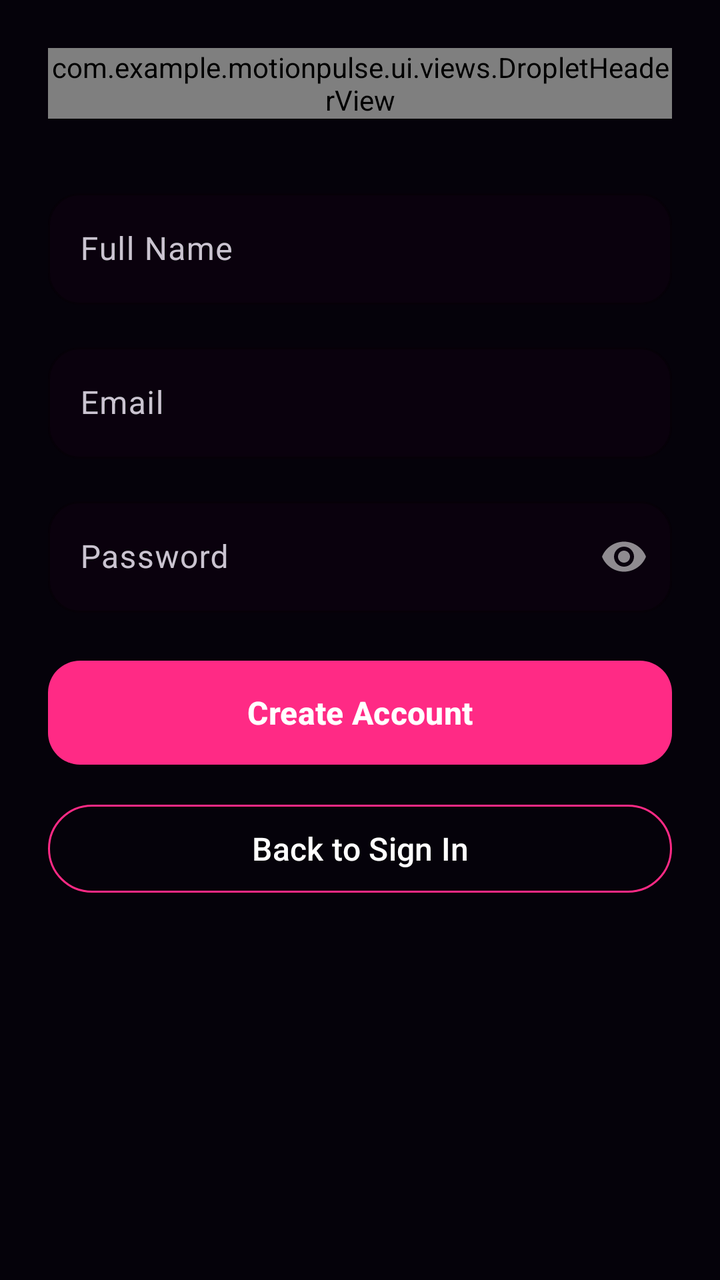
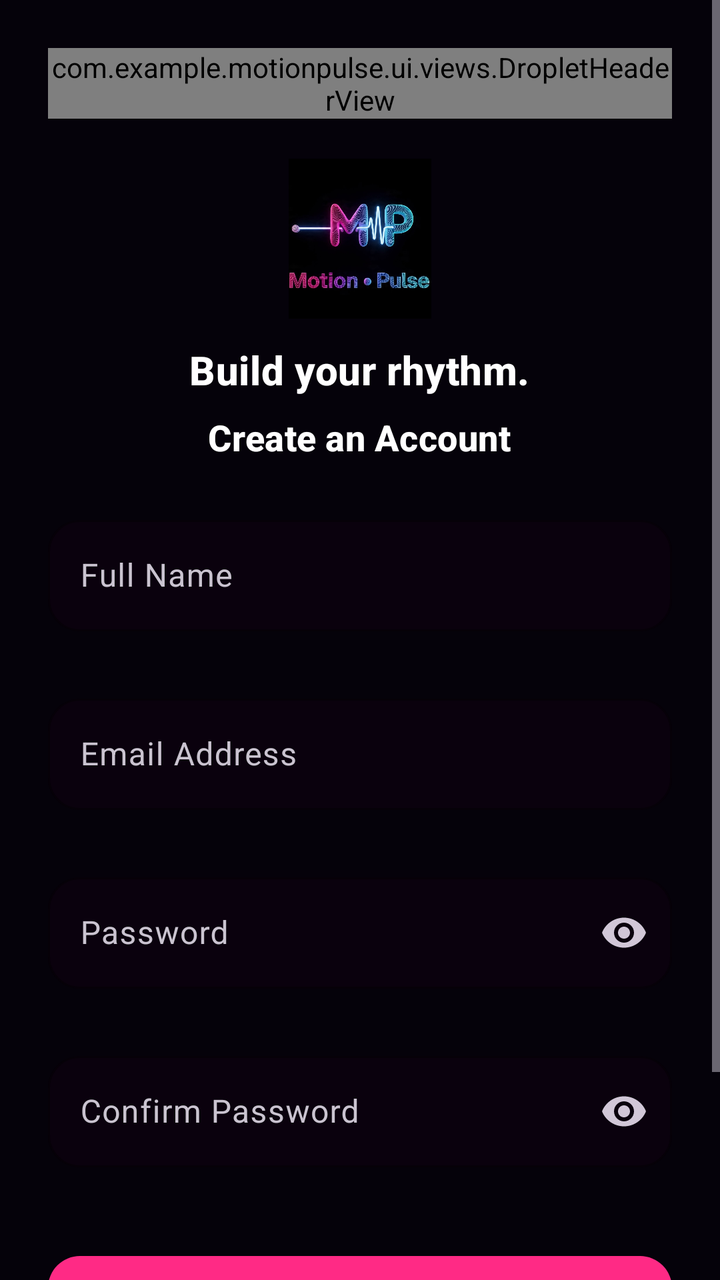

Screens rendered from an Android XML layout before and after an edit, with the pre-edit source and the edit as a unified diff.
<!-- AndroidManifest.xml: application theme Theme.MotionPulse -->
<!-- res/layout/fragment_register.xml -->
<?xml version="1.0" encoding="utf-8"?>
<ScrollView xmlns:android="http://schemas.android.com/apk/res/android"
    xmlns:app="http://schemas.android.com/apk/res-auto"
    android:layout_width="match_parent"
    android:layout_height="match_parent"
    android:background="@color/background_dark"
    android:fillViewport="true">

    <LinearLayout
        android:layout_width="match_parent"
        android:layout_height="wrap_content"
        android:gravity="center_horizontal"
        android:orientation="vertical"
        android:padding="24dp">

        <com.example.motionpulse.ui.views.DropletHeaderView
            android:id="@+id/droplet_header"
            android:layout_width="match_parent"
            android:layout_height="wrap_content" />

        <Space
            android:layout_width="1dp"
            android:layout_height="32dp" />

        <com.google.android.material.textfield.TextInputLayout
            style="@style/Widget.MotionPulse.TextInputLayout"
            android:layout_width="match_parent"
            android:layout_height="wrap_content"
            android:hint="Full Name">

            <com.google.android.material.textfield.TextInputEditText
                android:id="@+id/et_name"
                android:layout_width="match_parent"
                android:layout_height="wrap_content"
                android:inputType="textPersonName"
                android:textColor="@color/text_primary" />
        </com.google.android.material.textfield.TextInputLayout>

        <Space
            android:layout_width="1dp"
            android:layout_height="16dp" />

        <com.google.android.material.textfield.TextInputLayout
            style="@style/Widget.MotionPulse.TextInputLayout"
            android:layout_width="match_parent"
            android:layout_height="wrap_content"
            android:hint="Email">

            <com.google.android.material.textfield.TextInputEditText
                android:id="@+id/et_email"
                android:layout_width="match_parent"
                android:layout_height="wrap_content"
                android:inputType="textEmailAddress"
                android:textColor="@color/text_primary" />
        </com.google.android.material.textfield.TextInputLayout>

        <Space
            android:layout_width="1dp"
            android:layout_height="16dp" />

        <com.google.android.material.textfield.TextInputLayout
            style="@style/Widget.MotionPulse.TextInputLayout"
            app:passwordToggleEnabled="true"
            android:layout_width="match_parent"
            android:layout_height="wrap_content"
            android:hint="Password">

            <com.google.android.material.textfield.TextInputEditText
                android:id="@+id/et_password"
                android:layout_width="match_parent"
                android:layout_height="wrap_content"
                android:inputType="textPassword"
                android:textColor="@color/text_primary" />
        </com.google.android.material.textfield.TextInputLayout>

        <Space
            android:layout_width="1dp"
            android:layout_height="24dp" />

        <Button
            android:id="@+id/btn_register"
            style="@style/Widget.MotionPulse.Button.Primary"
            android:layout_width="match_parent"
            android:layout_height="wrap_content"
            android:text="Create Account" />

        <Space
            android:layout_width="1dp"
            android:layout_height="16dp" />

        <Button
            android:id="@+id/btn_login_nav"
            style="@style/Widget.MotionPulse.Button.Secondary"
            android:layout_width="match_parent"
            android:layout_height="wrap_content"
            android:text="Back to Sign In" />

    </LinearLayout>
</ScrollView>
<!-- resources referenced by this layout -->
<resources>
  <color name="background_dark">#05020A</color>
  <color name="text_primary">#FFFFFF</color>
  <style name="Widget.MotionPulse.Button.Primary" parent="Widget.Material3.Button">
          <item name="android:background">@drawable/primary_button_gradient</item>
          <item name="android:textColor">@color/text_primary</item>
          <item name="android:textStyle">bold</item>
          <item name="android:textSize">16sp</item>
          <item name="android:minHeight">52dp</item>
      </style>
  <style name="Widget.MotionPulse.Button.Secondary" parent="Widget.Material3.Button.OutlinedButton">
          <item name="android:textColor">@color/text_primary</item>
          <item name="strokeColor">@color/card_border_alt</item>
          <item name="strokeWidth">1dp</item>
          <item name="android:textSize">16sp</item>
          <item name="android:minHeight">52dp</item>
      </style>
  <style name="Widget.MotionPulse.TextInputLayout" parent="Widget.Material3.TextInputLayout.OutlinedBox">
          <item name="boxBackgroundColor">@color/add_habit_input_bg</item>
          <item name="boxStrokeColor">@color/card_border_alt</item>
          <item name="boxCornerRadiusTopStart">16dp</item>
          <item name="boxCornerRadiusTopEnd">16dp</item>
          <item name="boxCornerRadiusBottomStart">16dp</item>
          <item name="boxCornerRadiusBottomEnd">16dp</item>
          <item name="hintTextColor">@color/text_secondary</item>
      </style>
  <style name="Theme.MotionPulse" parent="Base.Theme.MotionPulse" />
  <!-- drawable primary_button_gradient (drawable) -->
  <?xml version="1.0" encoding="utf-8"?>
  <shape xmlns:android="http://schemas.android.com/apk/res/android"
      android:shape="rectangle">
      <corners android:radius="16dp" />
      <gradient
          android:angle="0"
          android:endColor="#5BBBE9"
          android:startColor="#FF2A85"
          android:type="linear" />
  </shape>
  <color name="card_border_alt">#FF2A85</color>
  <color name="add_habit_input_bg">#0A010D</color>
  <color name="text_secondary">#D1C7D7</color>
  <style name="Base.Theme.MotionPulse" parent="Theme.Material3.Dark.NoActionBar">
          <item name="colorPrimary">@color/accent_primary</item>
          <item name="colorOnPrimary">@color/text_primary</item>
          <item name="colorSecondary">@color/card_border</item>
          <item name="colorOnSecondary">@color/text_primary</item>
          <item name="android:colorBackground">@color/background_dark</item>
          <item name="colorOnBackground">@color/text_primary</item>
          <item name="colorSurface">@color/card_background</item>
          <item name="colorOnSurface">@color/text_primary</item>
          <item name="android:statusBarColor">@color/background_dark</item>
          <item name="android:navigationBarColor">@color/bottom_nav_background</item>
          <item name="android:windowBackground">@color/background_dark</item>
      </style>
  <color name="accent_primary">#FF2A85</color>
  <color name="card_border">#E01E79</color>
  <color name="card_background">#1C0620</color>
  <color name="bottom_nav_background">#140217</color>
</resources>

<!-- the commit's change to res/layout/fragment_register.xml (unified diff, before → after) -->
@@ -13,6 +13,7 @@
         android:orientation="vertical"
         android:padding="24dp">
 
+        
         <com.example.motionpulse.ui.views.DropletHeaderView
             android:id="@+id/droplet_header"
             android:layout_width="match_parent"
@@ -20,55 +21,143 @@
 
         <Space
             android:layout_width="1dp"
-            android:layout_height="32dp" />
+            android:layout_height="20dp" />
 
+        
+        <ImageView
+            android:id="@+id/iv_logo"
+            android:layout_width="120dp"
+            android:layout_height="80dp"
+            android:contentDescription="Motion Pulse Logo"
+            android:scaleType="fitCenter"
+            android:src="@drawable/ic_logo" />
+
+        <Space
+            android:layout_width="1dp"
+            android:layout_height="12dp" />
+
+        
+        <TextView
+            android:id="@+id/tv_subtitle"
+            style="@style/TextAppearance.MotionPulse.TitleMedium"
+            android:layout_width="wrap_content"
+            android:layout_height="wrap_content"
+            android:text="Build your rhythm."
+            android:textColor="@color/text_primary"
+            android:textSize="20sp" />
+
+        <Space
+            android:layout_width="1dp"
+            android:layout_height="8dp" />
+
+        
+        <TextView
+            android:id="@+id/tv_section_title"
+            style="@style/TextAppearance.MotionPulse.TitleMedium"
+            android:layout_width="wrap_content"
+            android:layout_height="wrap_content"
+            android:text="Create an Account"
+            android:textColor="@color/text_primary"
+            android:textSize="18sp" />
+
+        <Space
+            android:layout_width="1dp"
+            android:layout_height="24dp" />
+
+        
         <com.google.android.material.textfield.TextInputLayout
+            android:id="@+id/til_name"
             style="@style/Widget.MotionPulse.TextInputLayout"
             android:layout_width="match_parent"
             android:layout_height="wrap_content"
-            android:hint="Full Name">
+            android:hint="Full Name"
+            app:errorEnabled="true">
 
             <com.google.android.material.textfield.TextInputEditText
                 android:id="@+id/et_name"
                 android:layout_width="match_parent"
                 android:layout_height="wrap_content"
+                android:imeOptions="actionNext"
                 android:inputType="textPersonName"
                 android:textColor="@color/text_primary" />
         </com.google.android.material.textfield.TextInputLayout>
 
         <Space
             android:layout_width="1dp"
-            android:layout_height="16dp" />
+            android:layout_height="8dp" />
 
+        
         <com.google.android.material.textfield.TextInputLayout
+            android:id="@+id/til_email"
             style="@style/Widget.MotionPulse.TextInputLayout"
             android:layout_width="match_parent"
             android:layout_height="wrap_content"
-            android:hint="Email">
+            android:hint="Email Address"
+            app:errorEnabled="true">
 
             <com.google.android.material.textfield.TextInputEditText
                 android:id="@+id/et_email"
                 android:layout_width="match_parent"
                 android:layout_height="wrap_content"
+                android:imeOptions="actionNext"
                 android:inputType="textEmailAddress"
                 android:textColor="@color/text_primary" />
         </com.google.android.material.textfield.TextInputLayout>
 
         <Space
             android:layout_width="1dp"
-            android:layout_height="16dp" />
+            android:layout_height="8dp" />
 
+        
         <com.google.android.material.textfield.TextInputLayout
+            android:id="@+id/til_password"
             style="@style/Widget.MotionPulse.TextInputLayout"
-            app:passwordToggleEnabled="true"
             android:layout_width="match_parent"
             android:layout_height="wrap_content"
-            android:hint="Password">
+            android:hint="Password"
+            app:errorEnabled="true"
+            app:passwordToggleEnabled="true"
+            app:passwordToggleTint="@color/text_secondary">
 
             <com.google.android.material.textfield.TextInputEditText
                 android:id="@+id/et_password"
                 android:layout_width="match_parent"
                 android:layout_height="wrap_content"
+                android:imeOptions="actionNext"
+                android:inputType="textPassword"
+                android:textColor="@color/text_primary" />
+        </com.google.android.material.textfield.TextInputLayout>
+
+        <TextView
+            android:id="@+id/tv_password_strength"
+            android:layout_width="match_parent"
+            android:layout_height="wrap_content"
+            android:layout_marginTop="2dp"
+            android:gravity="end"
+            android:textColor="@color/text_secondary"
+            android:textSize="12sp"
+            android:visibility="gone" />
+
+        <Space
+            android:layout_width="1dp"
+            android:layout_height="8dp" />
+
+        
+        <com.google.android.material.textfield.TextInputLayout
+            android:id="@+id/til_confirm_password"
+            style="@style/Widget.MotionPulse.TextInputLayout"
+            android:layout_width="match_parent"
+            android:layout_height="wrap_content"
+            android:hint="Confirm Password"
+            app:errorEnabled="true"
+            app:passwordToggleEnabled="true"
+            app:passwordToggleTint="@color/text_secondary">
+
+            <com.google.android.material.textfield.TextInputEditText
+                android:id="@+id/et_confirm_password"
+                android:layout_width="match_parent"
+                android:layout_height="wrap_content"
+                android:imeOptions="actionDone"
                 android:inputType="textPassword"
                 android:textColor="@color/text_primary" />
         </com.google.android.material.textfield.TextInputLayout>
@@ -77,23 +166,28 @@
             android:layout_width="1dp"
             android:layout_height="24dp" />
 
+        
         <Button
             android:id="@+id/btn_register"
             style="@style/Widget.MotionPulse.Button.Primary"
             android:layout_width="match_parent"
             android:layout_height="wrap_content"
-            android:text="Create Account" />
+            android:text="Register" />
 
         <Space
             android:layout_width="1dp"
-            android:layout_height="16dp" />
+            android:layout_height="24dp" />
 
-        <Button
-            android:id="@+id/btn_login_nav"
-            style="@style/Widget.MotionPulse.Button.Secondary"
-            android:layout_width="match_parent"
+        
+        <TextView
+            android:id="@+id/tv_footer_login"
+            android:layout_width="wrap_content"
             android:layout_height="wrap_content"
-            android:text="Back to Sign In" />
+            android:clickable="true"
+            android:focusable="true"
+            android:padding="8dp"
+            android:textColor="@color/text_primary"
+            android:textSize="15sp" />
 
     </LinearLayout>
 </ScrollView>
<!-- resource entries referenced after the edit -->
@@ -6,13 +6,6 @@
           <item name="android:background">@drawable/primary_button_gradient</item>
           <item name="android:textColor">@color/text_primary</item>
           <item name="android:textStyle">bold</item>
-          <item name="android:textSize">16sp</item>
-          <item name="android:minHeight">52dp</item>
-      </style>
-  <style name="Widget.MotionPulse.Button.Secondary" parent="Widget.Material3.Button.OutlinedButton">
-          <item name="android:textColor">@color/text_primary</item>
-          <item name="strokeColor">@color/card_border_alt</item>
-          <item name="strokeWidth">1dp</item>
           <item name="android:textSize">16sp</item>
           <item name="android:minHeight">52dp</item>
       </style>
@@ -40,6 +33,12 @@
   <color name="card_border_alt">#FF2A85</color>
   <color name="add_habit_input_bg">#0A010D</color>
   <color name="text_secondary">#D1C7D7</color>
+  <!-- drawable ic_logo: jpg bitmap (drawable, 104756 bytes) -->
+  <style name="TextAppearance.MotionPulse.TitleMedium" parent="TextAppearance.Material3.TitleMedium">
+          <item name="android:textSize">20sp</item>
+          <item name="android:textStyle">bold</item>
+          <item name="android:textColor">@color/text_primary</item>
+      </style>
   <style name="Base.Theme.MotionPulse" parent="Theme.Material3.Dark.NoActionBar">
           <item name="colorPrimary">@color/accent_primary</item>
           <item name="colorOnPrimary">@color/text_primary</item>
